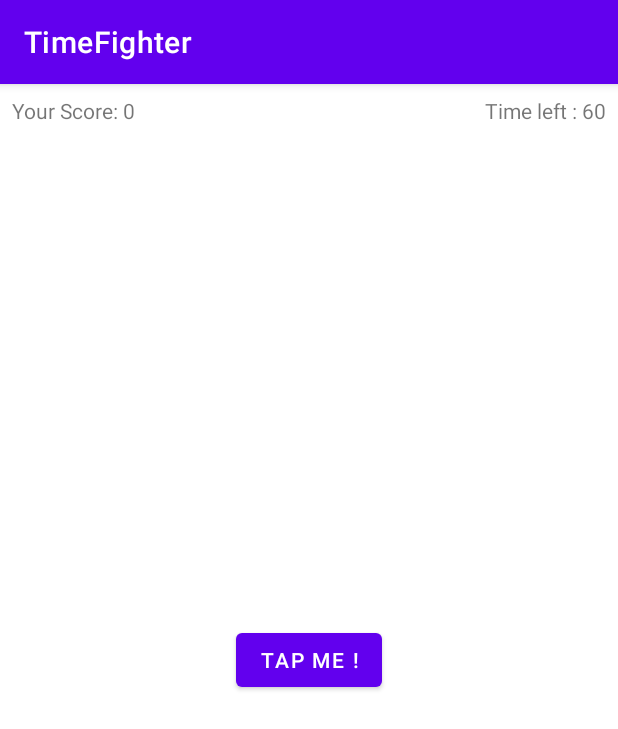
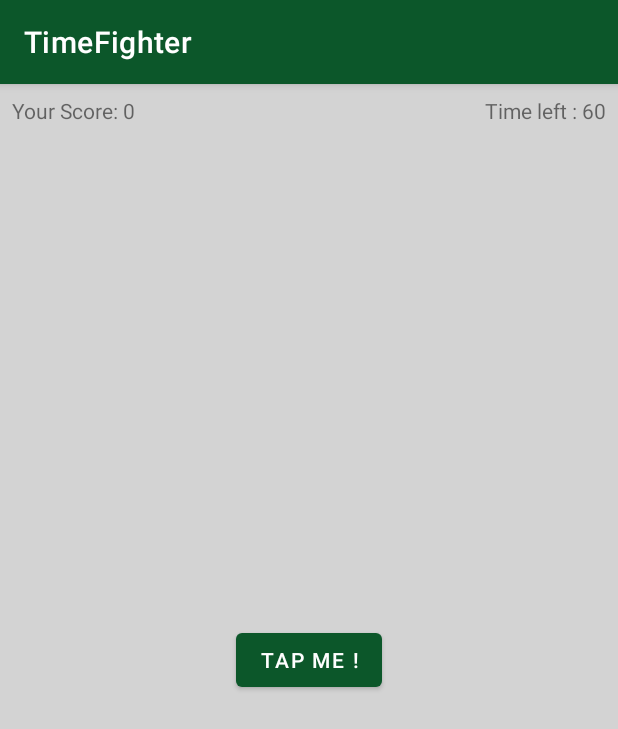
Before and after one commit to G3RMAIN-git/Pretty-TimeFighter, an Android app: the screen it shows after launch (MainActivity), on a phone screen of 412 x 824 dp. Shown: the top 729 px of the screen. Run offline under Robolectric (Android 15) with nearby library versions, the phone set to English and light mode, and no system bars.

Commit message:
commit timefighter colors ok

```diff
--- a/app/src/main/res/layout/activity_main.xml
+++ b/app/src/main/res/layout/activity_main.xml
@@ -4,6 +4,7 @@
     xmlns:tools="http://schemas.android.com/tools"
     android:layout_width="match_parent"
     android:layout_height="match_parent"
+    android:background="@color/colorBackground"
     tools:context=".MainActivity">
 
     <TextView
--- a/app/src/main/res/values-night/themes.xml
+++ b/app/src/main/res/values-night/themes.xml
@@ -2,12 +2,12 @@
     <!-- Base application theme. -->
     <style name="Theme.TimeFighter" parent="Theme.MaterialComponents.DayNight.DarkActionBar">
         <!-- Primary brand color. -->
-        <item name="colorPrimary">@color/purple_200</item>
-        <item name="colorPrimaryVariant">@color/purple_700</item>
+        <item name="colorPrimary">@color/colorPrimaryDark</item>
+        <item name="colorPrimaryVariant">@color/colorPrimaryDark</item>
         <item name="colorOnPrimary">@color/black</item>
         <!-- Secondary brand color. -->
-        <item name="colorSecondary">@color/teal_200</item>
-        <item name="colorSecondaryVariant">@color/teal_200</item>
+        <item name="colorSecondary">@color/colorAccent</item>
+        <item name="colorSecondaryVariant">@color/colorAccent</item>
         <item name="colorOnSecondary">@color/black</item>
         <!-- Status bar color. -->
         <item name="android:statusBarColor" tools:targetApi="l">?attr/colorPrimaryVariant</item>
--- a/app/src/main/res/values/colors.xml
+++ b/app/src/main/res/values/colors.xml
@@ -1,10 +1,8 @@
 <?xml version="1.0" encoding="utf-8"?>
 <resources>
-    <color name="purple_200">#FFBB86FC</color>
-    <color name="purple_500">#FF6200EE</color>
-    <color name="purple_700">#FF3700B3</color>
-    <color name="teal_200">#FF03DAC5</color>
-    <color name="teal_700">#FF018786</color>
-    <color name="black">#FF000000</color>
-    <color name="white">#FFFFFFFF</color>
+    <color name="colorPrimary">#0C572A</color>
+    <color name="colorPrimaryDark">#388E3C</color>
+    <color name="colorAccent">#8BC34A</color>
+    <color name="colorBackground">#D3D3D3</color>
+
 </resources>
--- a/app/src/main/res/values/themes.xml
+++ b/app/src/main/res/values/themes.xml
@@ -2,15 +2,18 @@
     <!-- Base application theme. -->
     <style name="Theme.TimeFighter" parent="Theme.MaterialComponents.DayNight.DarkActionBar">
         <!-- Primary brand color. -->
-        <item name="colorPrimary">@color/purple_500</item>
-        <item name="colorPrimaryVariant">@color/purple_700</item>
+        <item name="colorPrimary">@color/colorPrimary</item>
+        <item name="colorPrimaryVariant">@color/colorPrimary</item>
         <item name="colorOnPrimary">@color/white</item>
         <!-- Secondary brand color. -->
-        <item name="colorSecondary">@color/teal_200</item>
-        <item name="colorSecondaryVariant">@color/teal_700</item>
+        <item name="colorSecondary">@color/colorAccent</item>
+        <item name="colorSecondaryVariant">@color/colorAccent</item>
         <item name="colorOnSecondary">@color/black</item>
         <!-- Status bar color. -->
         <item name="android:statusBarColor" tools:targetApi="l">?attr/colorPrimaryVariant</item>
         <!-- Customize your theme here. -->
     </style>
+
+    <color name="black">#000000</color>
+    <color name="white">#FFFFFF</color>
 </resources>
```
